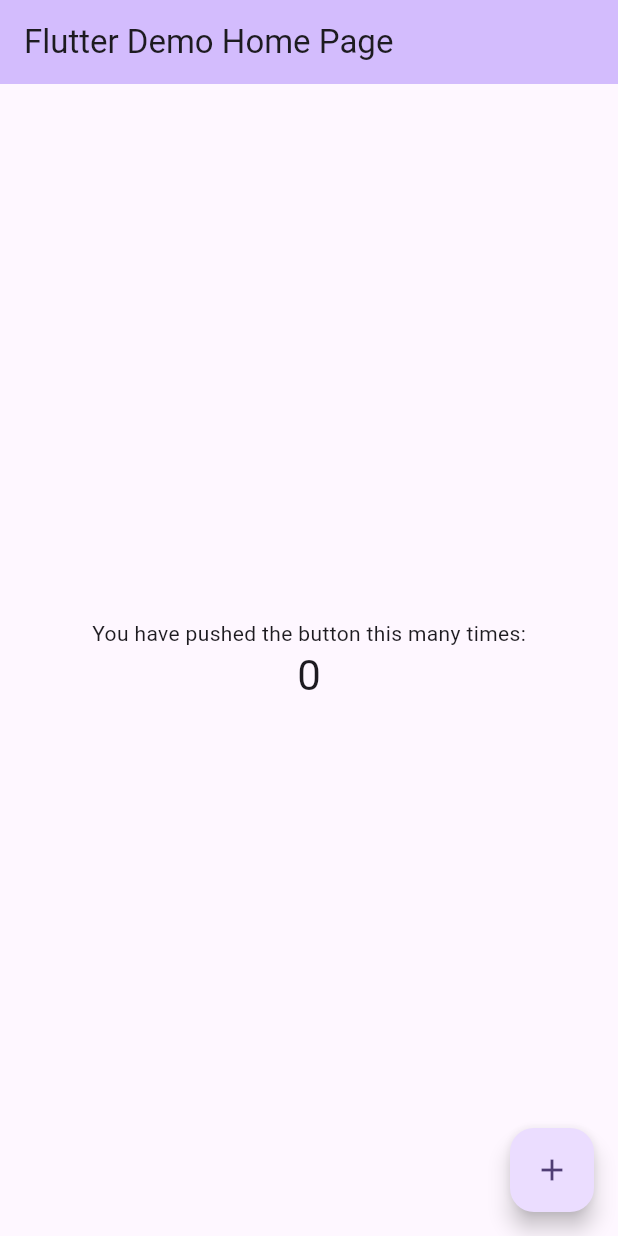
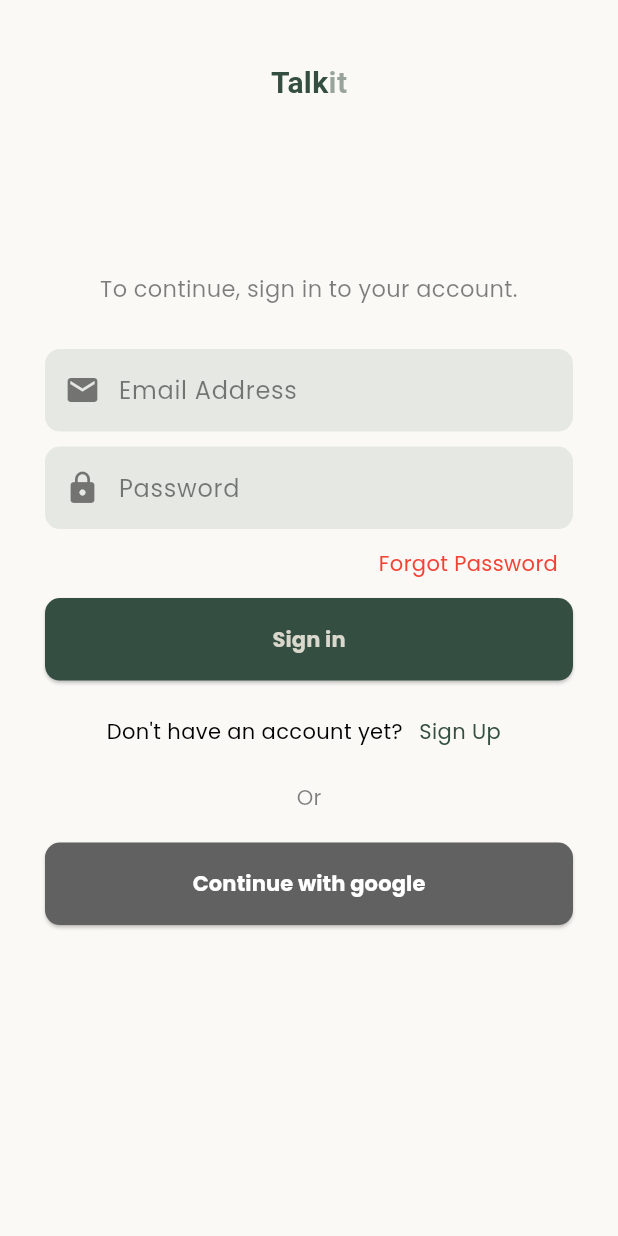
Before and after one commit to turt5/talkit, a Flutter app: the screen it shows after launch, on a phone screen of 412 x 824 dp. Run offline on Flutter 3.47's test engine with Material 3 defaults, Android fonts, the phone set to English and light mode, and no system bars; our stand-ins replace flutter_riverpod, google_fonts; Roboto replaces fonts that are missing (Silkscreen).

Commit message:
sign in and signup page design

```diff
--- /dev/null
+++ b/lib/core/theme/_theme.dart
@@ -0,0 +1,38 @@
+import 'package:flutter/material.dart';
+import 'package:google_fonts/google_fonts.dart';
+
+class Apptheme{
+  static ThemeData baseLightTheme() => ThemeData(
+    fontFamily:  GoogleFonts.poppins().fontFamily,
+    colorScheme: const ColorScheme.light(
+      brightness: Brightness.dark,
+      surface: Color(0xFFFAF9F6),
+      onSurface: Color(0xFF000000),
+      primary: Color(0xFF344e41),
+      onPrimary: Color(0xFFdad7cd),
+      secondary: Color(0xFF588157),
+      onSecondary: Colors.white,
+      tertiary: Color(0xFFa3b18a),
+      onTertiary: Colors.black,
+      error: Colors.red,
+      onError: Colors.white
+    )
+  );
+
+  static ThemeData baseDarkTheme() => ThemeData(
+    fontFamily:  GoogleFonts.poppins().fontFamily,
+    colorScheme: const ColorScheme.dark(
+      brightness: Brightness.light,
+      surface: Color.fromARGB(255, 30, 30, 30),
+      onSurface: Color.fromARGB(255, 255, 255, 255),
+      primary: Color.fromARGB(255, 165, 249, 207),
+      onPrimary: Color.fromARGB(255, 41, 38, 28),
+      secondary: Color.fromARGB(255, 129, 195, 128),
+      onSecondary: Color.fromARGB(255, 0, 0, 0),
+      tertiary: Color(0xFFa3b18a),
+      onTertiary: Colors.black,
+      error: Colors.red,
+      onError: Colors.white
+    )
+  );
+}
--- /dev/null
+++ b/lib/features/signin/view/pages/_signin.dart
@@ -0,0 +1,161 @@
+import 'package:flutter/cupertino.dart';
+import 'package:flutter/material.dart';
+import 'package:flutter/services.dart';
+import 'package:talkit/features/signup/view/pages/_signup.dart';
+import 'package:talkit/features/splash/view/widgets/_logo.dart';
+
+import '../widgets/_custom_button.dart';
+import '../widgets/_custom_textfield.dart';
+import '../widgets/_forgot_pass_button.dart';
+
+class SignInPage extends StatelessWidget {
+  const SignInPage({super.key});
+
+  @override
+  Widget build(BuildContext context) {
+    final theme = Theme.of(context).colorScheme;
+
+    final height = MediaQuery.of(context).size.height;
+
+    SystemChrome.setSystemUIOverlayStyle(SystemUiOverlayStyle(
+      statusBarIconBrightness: theme.brightness,
+      statusBarColor: theme.surface,
+      systemNavigationBarColor: theme.surface,
+      systemNavigationBarIconBrightness: theme.brightness,
+    ));
+
+    return Scaffold(
+      backgroundColor: theme.surface,
+      body: SafeArea(
+        child: SingleChildScrollView(
+          padding: const EdgeInsets.symmetric(horizontal: 30),
+          child: Column(
+            mainAxisAlignment: MainAxisAlignment.start,
+            children: [
+              SizedBox(
+                height: height * .05,
+              ),
+              AppLogo(theme: theme, size: 20),
+              // SizedBox(height: height*.12),
+              const SizedBox(height: 20),
+
+              SizedBox(
+                height: height * .75,
+                width: double.infinity,
+                child: Column(
+                  mainAxisAlignment: MainAxisAlignment.center,
+                  children: [
+                    Padding(
+                      padding: const EdgeInsets.symmetric(horizontal: 25),
+                      child: Text(
+                        'To continue, sign in to your account.',
+                        textAlign: TextAlign.center,
+                        style: TextStyle(
+                          color: theme.onSurface.withOpacity(.5),
+                          fontSize: 15,
+                          // fontWeight: FontWeight.bold,
+                        ),
+                      ),
+                    ),
+                    const SizedBox(height: 30),
+                    CustomTextField(
+                      theme: theme,
+                      iconData: Icons.email,
+                      hint: "Email Address",
+                      isPasswordField: false,
+                    ),
+                    const SizedBox(
+                      height: 10,
+                    ),
+                    CustomTextField(
+                      theme: theme,
+                      iconData: Icons.lock,
+                      hint: "Password",
+                      isPasswordField: true,
+                    ),
+                    const SizedBox(
+                      height: 10,
+                    ),
+                    ForgotPasswordButton(
+                      theme: theme,
+                      onPressed: () {},
+                    ),
+                    const SizedBox(
+                      height: 10,
+                    ),
+                    CustomButton(
+                      theme: theme,
+                      width: double.infinity,
+                      height: 55,
+                      label: "Sign in",
+                      onClick: () {},
+                      primary: theme.primary,
+                      onPrimary: theme.onPrimary,
+                    ),
+                    const SizedBox(
+                      height: 20,
+                    ),
+                    Row(
+                      mainAxisAlignment: MainAxisAlignment.center,
+                      children: [
+                        const Text("Don't have an account yet?"),
+                        const SizedBox(
+                          width: 4,
+                        ),
+                        InkWell(
+                          onTap: () {
+                            Navigator.push(
+                                context,
+                                CupertinoPageRoute(
+                                    builder: (context) => SignUpPage()));
+                          },
+                          borderRadius: BorderRadius.circular(10),
+                          child: Padding(
+                            padding: const EdgeInsets.symmetric(
+                                horizontal: 7, vertical: 4),
+                            child: Text(
+                              "Sign Up",
+                              style: TextStyle(
+                                  color: theme.primary,
+                                  // fontWeight: FontWeight.bold
+                                  ),
+                            ),
+                          ),
+                        )
+                      ],
+                    ),
+                    const SizedBox(
+                      height: 20,
+                    ),
+                    Row(
+                      mainAxisAlignment: MainAxisAlignment.center,
+                      children: [
+                        Text(
+                          'Or',
+                          style:
+                              TextStyle(color: theme.onSurface.withOpacity(.5)),
+                        )
+                      ],
+                    ),
+                    const SizedBox(
+                      height: 20,
+                    ),
+                    CustomButton(
+                      theme: theme,
+                      width: double.infinity,
+                      height: 55,
+                      label: "Continue with google",
+                      onClick: () {},
+                      primary: Colors.grey.shade700,
+                      onPrimary: Colors.white,
+                    )
+                  ],
+                ),
+              )
+            ],
+          ),
+        ),
+      ),
+    );
+  }
+}
--- /dev/null
+++ b/lib/features/signin/view/widgets/_custom_button.dart
@@ -0,0 +1,42 @@
+import 'package:flutter/material.dart';
+
+class CustomButton extends StatelessWidget {
+  const CustomButton({
+    super.key,
+    required this.theme,
+    required this.width,
+    required this.height,
+    required this.label,
+    required this.onClick,
+    required this.primary,
+    required this.onPrimary,
+  });
+
+  final ColorScheme theme;
+  final double width;
+  final double height;
+  final String label;
+  final VoidCallback onClick;
+  final Color primary;
+  final Color onPrimary;
+
+  @override
+  Widget build(BuildContext context) {
+    return SizedBox(
+      height: height,
+      width: width,
+      child: ElevatedButton(
+          onPressed: onClick,
+          style: ElevatedButton.styleFrom(
+            backgroundColor: primary,
+            shape:
+                RoundedRectangleBorder(borderRadius: BorderRadius.circular(10)),
+          ),
+          child: Text(
+            label,
+            style: TextStyle(
+                color: onPrimary, fontWeight: FontWeight.bold, fontSize: 14),
+          )),
+    );
+  }
+}
--- /dev/null
+++ b/lib/features/signin/view/widgets/_custom_textfield.dart
@@ -0,0 +1,47 @@
+import 'package:flutter/material.dart';
+
+class CustomTextField extends StatelessWidget {
+  const CustomTextField({
+    super.key,
+    required this.theme, required this.isPasswordField, required this.hint, required this.iconData,
+  });
+
+  final ColorScheme theme;
+  final bool isPasswordField;
+  final String hint;
+  final IconData iconData;
+
+  @override
+  Widget build(BuildContext context) {
+    return Container(
+      height: 55,
+      width: double.infinity,
+      decoration: BoxDecoration(
+        color: theme.primary.withOpacity(.1),
+        borderRadius: BorderRadius.circular(10),
+      ),
+      padding: const EdgeInsets.symmetric(horizontal: 13),
+      child: Row(
+        children: [
+          Icon(
+            iconData,
+            color: theme.onSurface.withOpacity(.5),
+          ),
+          const SizedBox(width: 12,),
+          Expanded(
+            child: TextField(
+              obscureText: isPasswordField,
+              decoration: InputDecoration(
+                hintText: hint,
+                hintStyle: TextStyle(
+                  color: theme.onSurface.withOpacity(.5),
+                ),
+                border: InputBorder.none, // Removes the underline
+              ),
+            ),
+          ),
+        ],
+      ),
+    );
+  }
+}
--- /dev/null
+++ b/lib/features/signin/view/widgets/_forgot_pass_button.dart
@@ -0,0 +1,32 @@
+
+import 'package:flutter/material.dart';
+
+class ForgotPasswordButton extends StatelessWidget {
+  const ForgotPasswordButton({
+    super.key,
+    required this.theme, required this.onPressed,
+  });
+
+  final ColorScheme theme;
+  final VoidCallback onPressed;
+
+  @override
+  Widget build(BuildContext context) {
+    return Row(
+      mainAxisAlignment: MainAxisAlignment.end,
+      children: [
+        InkWell(
+          onTap: onPressed,
+          borderRadius: BorderRadius.circular(10),
+          child: Padding(
+            padding: const EdgeInsets.symmetric(horizontal: 10,vertical: 3),
+            child: Text('Forgot Password',style: TextStyle(
+              color: theme.error,
+              // fontWeight: FontWeight.bold
+            ),),
+          ),
+        )
+      ],
+    );
+  }
+}
--- /dev/null
+++ b/lib/features/splash/view/widgets/_logo.dart
@@ -0,0 +1,31 @@
+import 'package:flutter/material.dart';
+import 'package:google_fonts/google_fonts.dart';
+
+class AppLogo extends StatelessWidget {
+  const AppLogo({
+    super.key,
+    required this.theme, required this.size,
+  });
+
+  final ColorScheme theme;
+  final double size;
+
+  @override
+  Widget build(BuildContext context) {
+    return Row(
+      mainAxisAlignment: MainAxisAlignment.center,
+      children: [
+        Text('Talk',style: GoogleFonts.silkscreen(
+          fontSize: size,
+          fontWeight: FontWeight.bold,
+          color: theme.primary
+        ),),
+        Text('it',style: GoogleFonts.silkscreen(
+          fontSize: size,
+          fontWeight: FontWeight.bold,
+          color: theme.primary.withOpacity(.5)
+        ),),
+      ],
+    );
+  }
+}
--- a/lib/main.dart
+++ b/lib/main.dart
@@ -1,125 +1,25 @@
 import 'package:flutter/material.dart';
+import 'package:flutter_riverpod/flutter_riverpod.dart';
+import 'package:talkit/features/signin/view/pages/_signin.dart';
+import 'package:talkit/features/splash/view/pages/_splash.dart';
 
-void main() {
-  runApp(const MyApp());
+import 'core/theme/_theme.dart';
+
+void main()async{
+  runApp(const ProviderScope(child: MyApp()));
 }
 
 class MyApp extends StatelessWidget {
   const MyApp({super.key});
 
-  // This widget is the root of your application.
   @override
   Widget build(BuildContext context) {
+
     return MaterialApp(
-      title: 'Flutter Demo',
-      theme: ThemeData(
-        // This is the theme of your application.
-        //
-        // TRY THIS: Try running your application with "flutter run". You'll see
-        // the application has a purple toolbar. Then, without quitting the app,
-        // try changing the seedColor in the colorScheme below to Colors.green
-        // and then invoke "hot reload" (save your changes or press the "hot
-        // reload" button in a Flutter-supported IDE, or press "r" if you used
-        // the command line to start the app).
-        //
-        // Notice that the counter didn't reset back to zero; the application
-        // state is not lost during the reload. To reset the state, use hot
-        // restart instead.
-        //
-        // This works for code too, not just values: Most code changes can be
-        // tested with just a hot reload.
-        colorScheme: ColorScheme.fromSeed(seedColor: Colors.deepPurple),
-        useMaterial3: true,
-      ),
-      home: const MyHomePage(title: 'Flutter Demo Home Page'),
+      theme: Apptheme.baseLightTheme(),
+      darkTheme: Apptheme.baseDarkTheme(),
+      themeMode: ThemeMode.system,
+      home: SignInPage(),
     );
   }
 }
-
-class MyHomePage extends StatefulWidget {
-  const MyHomePage({super.key, required this.title});
-
-  // This widget is the home page of your application. It is stateful, meaning
-  // that it has a State object (defined below) that contains fields that affect
-  // how it looks.
-
-  // This class is the configuration for the state. It holds the values (in this
-  // case the title) provided by the parent (in this case the App widget) and
-  // used by the build method of the State. Fields in a Widget subclass are
-  // always marked "final".
-
-  final String title;
-
-  @override
-  State<MyHomePage> createState() => _MyHomePageState();
-}
-
-class _MyHomePageState extends State<MyHomePage> {
-  int _counter = 0;
-
-  void _incrementCounter() {
-    setState(() {
-      // This call to setState tells the Flutter framework that something has
-      // changed in this State, which causes it to rerun the build method below
-      // so that the display can reflect the updated values. If we changed
-      // _counter without calling setState(), then the build method would not be
-      // called again, and so nothing would appear to happen.
-      _counter++;
-    });
-  }
-
-  @override
-  Widget build(BuildContext context) {
-    // This method is rerun every time setState is called, for instance as done
-    // by the _incrementCounter method above.
-    //
-    // The Flutter framework has been optimized to make rerunning build methods
-    // fast, so that you can just rebuild anything that needs updating rather
-    // than having to individually change instances of widgets.
-    return Scaffold(
-      appBar: AppBar(
-        // TRY THIS: Try changing the color here to a specific color (to
-        // Colors.amber, perhaps?) and trigger a hot reload to see the AppBar
-        // change color while the other colors stay the same.
-        backgroundColor: Theme.of(context).colorScheme.inversePrimary,
-        // Here we take the value from the MyHomePage object that was created by
-        // the App.build method, and use it to set our appbar title.
-        title: Text(widget.title),
-      ),
-      body: Center(
-        // Center is a layout widget. It takes a single child and positions it
-        // in the middle of the parent.
-        child: Column(
-          // Column is also a layout widget. It takes a list of children and
-          // arranges them vertically. By default, it sizes itself to fit its
-          // children horizontally, and tries to be as tall as its parent.
-          //
-          // Column has various properties to control how it sizes itself and
-          // how it positions its children. Here we use mainAxisAlignment to
-          // center the children vertically; the main axis here is the vertical
-          // axis because Columns are vertical (the cross axis would be
-          // horizontal).
-          //
-          // TRY THIS: Invoke "debug painting" (choose the "Toggle Debug Paint"
-          // action in the IDE, or press "p" in the console), to see the
-          // wireframe for each widget.
-          mainAxisAlignment: MainAxisAlignment.center,
-          children: <Widget>[
-            const Text(
-              'You have pushed the button this many times:',
-            ),
-            Text(
-              '$_counter',
-              style: Theme.of(context).textTheme.headlineMedium,
-            ),
-          ],
-        ),
-      ),
-      floatingActionButton: FloatingActionButton(
-        onPressed: _incrementCounter,
-        tooltip: 'Increment',
-        child: const Icon(Icons.add),
-      ), // This trailing comma makes auto-formatting nicer for build methods.
-    );
-  }
-}
--- a/pubspec.yaml
+++ b/pubspec.yaml
@@ -35,6 +35,10 @@
   # The following adds the Cupertino Icons font to your application.
   # Use with the CupertinoIcons class for iOS style icons.
   cupertino_icons: ^1.0.8
+  flutter_riverpod: ^2.5.1
+  google_fonts: ^6.2.1
+  firebase_core: ^2.24.2
+  firebase_auth: ^4.16.0
 
 dev_dependencies:
   flutter_test:
```
Also changed, not shown: lib/features/signup/view/pages/_signup.dart (added, +109 -0 lines), lib/features/splash/view/pages/_splash.dart (added, +26 -0 lines), pubspec.lock, 3 other files.
